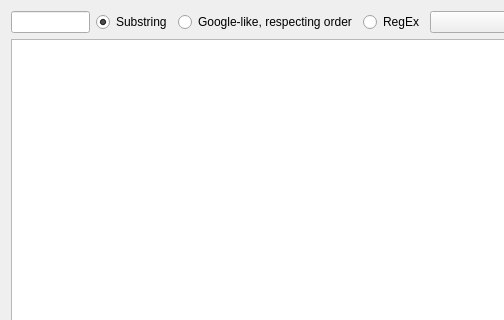
Old version of the form src/tm/queryoptions.ui in the repository KDE/lokalize; both pictures show x 0 to 504 and y 0 to 320 of the 631 by 511 pixel window.
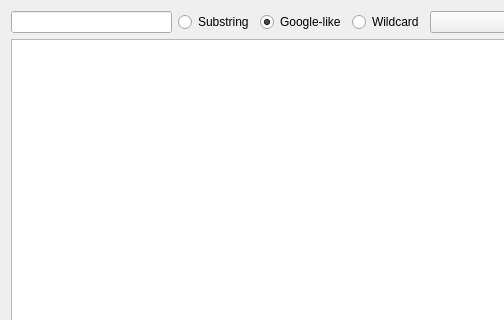
New version of the form. Custom widgets are drawn as their Qt base class.

The edit to the form file:
```diff
--- a/src/tm/queryoptions.ui
+++ b/src/tm/queryoptions.ui
@@ -21,21 +21,24 @@
         <string>Substring</string>
        </property>
        <property name="checked" >
-        <bool>true</bool>
+        <bool>false</bool>
        </property>
       </widget>
      </item>
      <item>
       <widget class="QRadioButton" name="like" >
        <property name="text" >
-        <string>Google-like, respecting order</string>
+        <string comment="@option:radio" >Google-like</string>
+       </property>
+       <property name="checked" >
+        <bool>true</bool>
        </property>
       </widget>
      </item>
      <item>
       <widget class="QRadioButton" name="rx" >
        <property name="text" >
-        <string>RegEx</string>
+        <string comment="@option:radio" >Wildcard</string>
        </property>
       </widget>
      </item>
```
Left out of the diff: 8 changed lines with no effect on the pictures.
